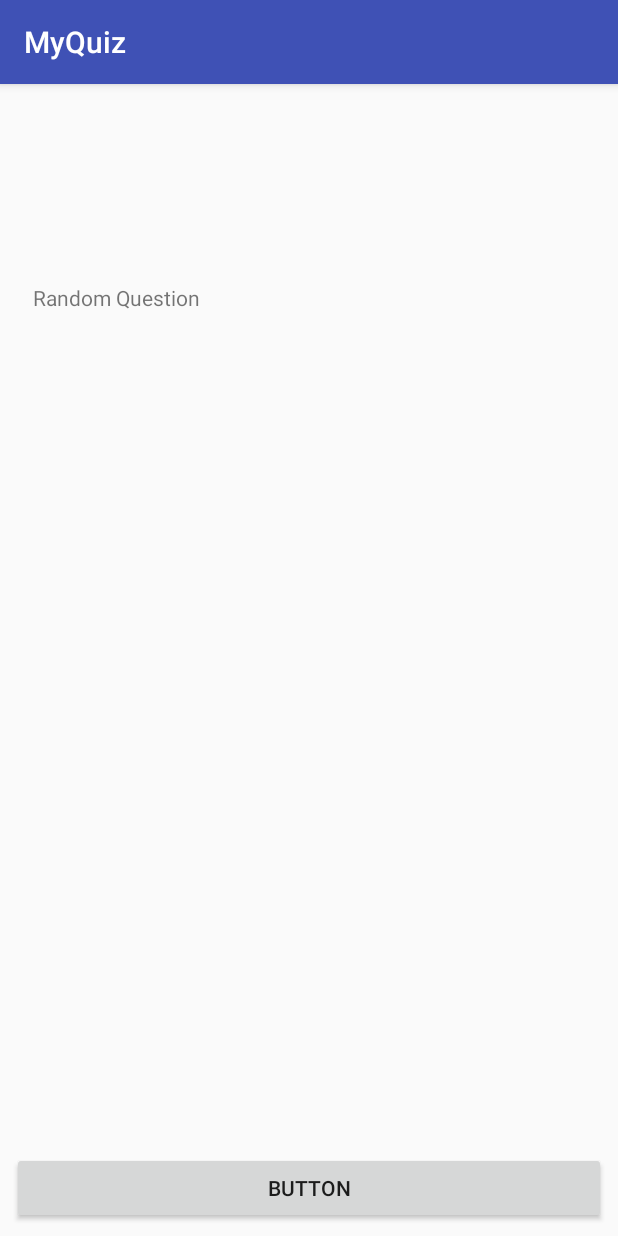
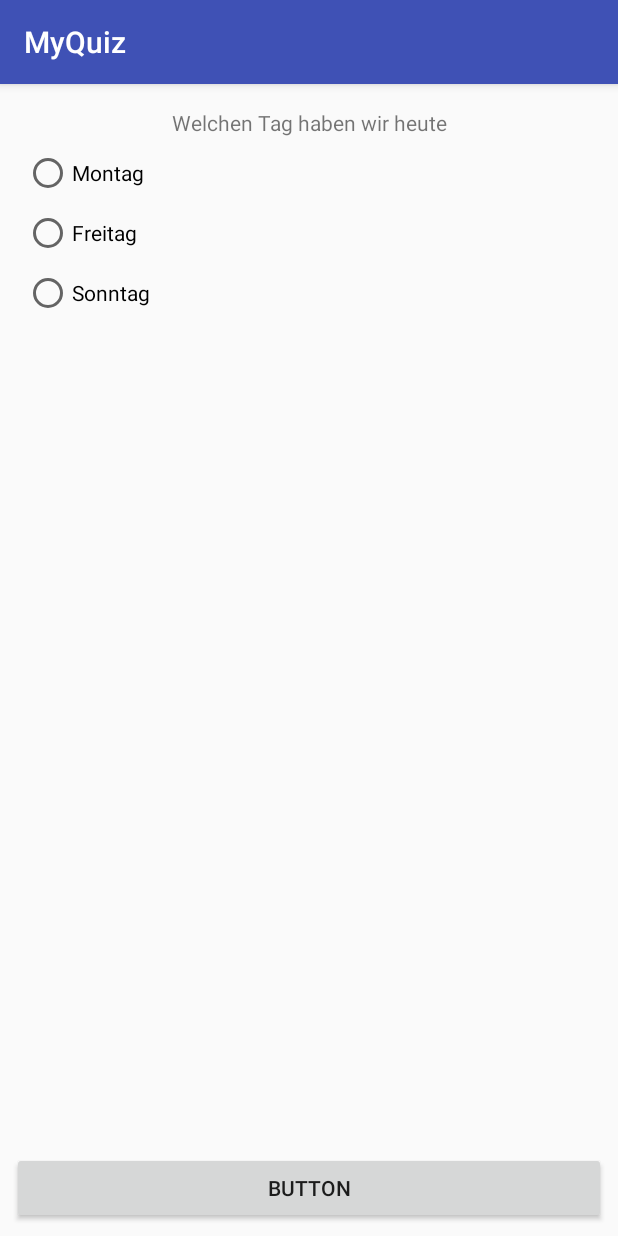
Before and after one commit to tschmidtbhv/MyQuiz, an Android app: the screen it shows after launch (PlayActivity), after a tap on "Random Question", on a phone screen of 412 x 824 dp. Run offline under Robolectric (Android 15) with nearby library versions, the phone set to English and light mode, and no system bars.

Commit message:
Added Question/Answer Class. Created example Class to create Question with one or multiple answer. Rename ExtraTags to Config

```diff
--- a/app/src/main/java/com/example/android/myquiz/MainActivity.java
+++ b/app/src/main/java/com/example/android/myquiz/MainActivity.java
@@ -5,7 +5,7 @@ import android.support.v7.app.AppCompatActivity;
 import android.os.Bundle;
 import android.view.View;
 
-import com.example.android.myquiz.helper.ExtraTags;
+import com.example.android.myquiz.helper.Config;
 import com.example.android.myquiz.helper.TransitionHelper;
 
 public class MainActivity extends AppCompatActivity {
@@ -18,7 +18,7 @@ public class MainActivity extends AppCompatActivity {
 
     public void callPlayActivity(View view){
         Intent intent = new Intent(MainActivity.this, PlayActivity.class);
-        intent.putExtra(ExtraTags.VARIANTID, view.getId());
+        intent.putExtra(Config.VARIANTID, view.getId());
 
         startActivity(intent);
         TransitionHelper.animateSlideIn(this);
--- a/app/src/main/java/com/example/android/myquiz/PlayActivity.java
+++ b/app/src/main/java/com/example/android/myquiz/PlayActivity.java
@@ -1,6 +1,7 @@
 package com.example.android.myquiz;
 
 import android.content.Intent;
+import android.support.v4.app.FragmentTransaction;
 import android.support.v7.app.AppCompatActivity;
 import android.os.Bundle;
 import android.view.View;
@@ -8,10 +9,12 @@ import android.view.View;
 import com.example.android.myquiz.fragments.MultipleChoiceFragment;
 import com.example.android.myquiz.fragments.OneAnswerFragment;
 import com.example.android.myquiz.fragments.WriteAnswerFragment;
-import com.example.android.myquiz.helper.ExtraTags;
+import com.example.android.myquiz.helper.Config;
 import com.example.android.myquiz.helper.TransitionHelper;
 
 public class PlayActivity extends AppCompatActivity {
+
+    int lastFragmentId = 0;
 
     @Override
     protected void onCreate(Bundle savedInstanceState) {
@@ -21,24 +24,32 @@ public class PlayActivity extends AppCompatActivity {
         Bundle extras = getIntent().getExtras();
         if (extras != null) {
 
-            int fragmentId = extras.getInt(ExtraTags.VARIANTID);
-            setFragment(getGameVariantFragment(fragmentId));
+            lastFragmentId = extras.getInt(Config.VARIANTID);
+            setFragment(getGameVariantFragment());
         }
 
     }
 
     /**
+     * Display the Question
+     */
+    public void displayQuestion(){
+
+        OneAnswerFragment oneAnswerFragment = (OneAnswerFragment)getSupportFragmentManager().findFragmentByTag(String.valueOf(lastFragmentId));
+        oneAnswerFragment.test();
+    }
+
+    /**
      * Get the given gamevariant Fragment
      *
-     * @param variantId
      * @return android.support.v4.app.Fragment
      */
-    private android.support.v4.app.Fragment getGameVariantFragment(int variantId) {
+    private android.support.v4.app.Fragment getGameVariantFragment() {
 
 
         android.support.v4.app.Fragment fragment = null;
 
-        switch (variantId) {
+        switch (lastFragmentId) {
 
             case R.id.random_question:
                 fragment = new OneAnswerFragment();
@@ -63,8 +74,13 @@ public class PlayActivity extends AppCompatActivity {
      */
     private void setFragment(android.support.v4.app.Fragment fragment) {
 
-        if (fragment != null)
-            getSupportFragmentManager().beginTransaction().add(R.id.fragementHolder, fragment).commit();
+        if (fragment != null) {
+
+            FragmentTransaction fragmentTransaction = getSupportFragmentManager().beginTransaction();
+            fragmentTransaction.add(R.id.fragementHolder, fragment,String.valueOf(lastFragmentId));
+            fragmentTransaction.commit();
+        }
+
     }
 
     /**
@@ -75,7 +91,7 @@ public class PlayActivity extends AppCompatActivity {
     public void checkAnswerClicked(View view) {
 
         Intent intent = new Intent(PlayActivity.this, ResultActivity.class);
-        intent.putExtra(ExtraTags.POINTS, 240);
+        intent.putExtra(Config.POINTS, 240);
         startActivity(intent);
         TransitionHelper.animateSlideIn(this);
 
--- a/app/src/main/java/com/example/android/myquiz/ResultActivity.java
+++ b/app/src/main/java/com/example/android/myquiz/ResultActivity.java
@@ -1,11 +1,10 @@
 package com.example.android.myquiz;
 
-import android.content.Intent;
 import android.support.v7.app.AppCompatActivity;
 import android.os.Bundle;
 import android.widget.TextView;
 
-import com.example.android.myquiz.helper.ExtraTags;
+import com.example.android.myquiz.helper.Config;
 import com.example.android.myquiz.helper.TransitionHelper;
 
 public class ResultActivity extends AppCompatActivity {
@@ -20,7 +19,7 @@ public class ResultActivity extends AppCompatActivity {
 
         if(extras != null) {
             TextView textView = findViewById(R.id.textView);
-            textView.setText(String.valueOf(extras.getInt(ExtraTags.POINTS)));
+            textView.setText(String.valueOf(extras.getInt(Config.POINTS)));
         }
     }
 
--- /dev/null
+++ b/app/src/main/java/com/example/android/myquiz/data/Answer.java
@@ -0,0 +1,28 @@
+package com.example.android.myquiz.data;
+
+/**
+ * Created by ithom on 02.03.2018.
+ */
+
+public class Answer {
+
+    private String mAnswer;
+    private boolean mIsRight;
+
+    public Answer(String answer, boolean isRight){
+        mAnswer = answer;
+        mIsRight = isRight;
+    }
+
+    public void setmAnswer(String mAnswer) {
+        this.mAnswer = mAnswer;
+    }
+
+    public String getAnswer() {
+        return mAnswer;
+    }
+
+    public boolean isRight() {
+        return mIsRight;
+    }
+}
--- /dev/null
+++ b/app/src/main/java/com/example/android/myquiz/data/Question.java
@@ -0,0 +1,35 @@
+package com.example.android.myquiz.data;
+
+
+import java.util.ArrayList;
+
+/**
+ * Created by ithom on 02.03.2018.
+ */
+
+public class Question {
+
+    private String mQuestion;
+    private ArrayList<Answer> mAnswers;
+    private int mQuestionType;
+
+    public Question(String question) {
+        mQuestion = question;
+    }
+
+    public String getQuestion() {
+        return mQuestion;
+    }
+
+    public void setQuestion(String mQuestion) {
+        this.mQuestion = mQuestion;
+    }
+
+    public ArrayList<Answer> getAnswers() {
+        return mAnswers;
+    }
+
+    public void setAnswers(ArrayList<Answer> mAnswers) {
+        this.mAnswers = mAnswers;
+    }
+}
--- /dev/null
+++ b/app/src/main/java/com/example/android/myquiz/data/QuestionsData.java
@@ -0,0 +1,132 @@
+package com.example.android.myquiz.data;
+
+import com.example.android.myquiz.R;
+
+import java.util.ArrayList;
+
+
+/**
+ * Created by ithom on 02.03.2018.
+ */
+
+public class QuestionsData{
+
+    private ArrayList<Question> mQuestions;
+
+    public QuestionsData(int questionType){
+        checkQuestionsForType(questionType);
+    }
+
+    /**
+     * Check the Questiontype
+     * @param questionType The Questiontype
+     */
+    private void checkQuestionsForType(int questionType) {
+
+        switch (questionType) {
+            case R.id.random_question:
+                generateQuestionWithOneAnswer();
+                break;
+
+            case R.id.multiple_choice:
+                generateQuestionsWithMultipleAnswers();
+                break;
+
+            case R.id.write_answer:
+                generateQuestionWithWriting();
+                break;
+
+        }
+    }
+
+    /**
+     * Create Questions with one possible answer
+     */
+    private void generateQuestionWithOneAnswer() {
+
+        createQuestion("Welchen Tag haben wir heute", "Montag", "Freitag","Sonntag", new int[]{2,3});
+
+    }
+
+
+    /**
+     * Create Questions with more than one possible answer
+     */
+    private void generateQuestionsWithMultipleAnswers() {
+
+    }
+
+    /**
+     * Generate Question for writing
+     */
+    private void generateQuestionWithWriting() {
+
+    }
+
+    /**
+     * Get the available Questions
+     * @return ArrayList
+     */
+    public ArrayList<Question> getQuestions() {
+
+        if(mQuestions == null)return mQuestions = new ArrayList<Question>();
+
+        return mQuestions;
+    }
+
+    /**
+     * Methode is used to create a question
+     * using ArrayList for answers.
+     * @param questionString The Question itself
+     * @param optA Option 1
+     * @param optB Option 2
+     * @param optC Option 3
+     * @param indexesOfRightAnswer The Index(s) for the right answer
+     */
+    private void createQuestion(String questionString, String optA, String optB, String optC, int[] indexesOfRightAnswer) {
+
+        Question question = new Question(questionString);
+        ArrayList<Answer> answerArrayList = new ArrayList<>();
+
+        for (int i = 1; i <= 3; i++) {
+
+            String tempOpt = "";
+            boolean isRightAnswer = false;
+
+            if (i == 1) {
+                tempOpt = optA;
+            } else if (i == 2) {
+                tempOpt = optB;
+            } else {
+                tempOpt = optC;
+            }
+
+            isRightAnswer = checkForRightAnswer(i, indexesOfRightAnswer);
+
+            Answer answer = new Answer(tempOpt, isRightAnswer);
+            answerArrayList.add(answer);
+        }
+
+        question.setAnswers(answerArrayList);
+        mQuestions = new ArrayList<Question>();
+        mQuestions.add(question);
+
+    }
+
+    /**
+     * Check the currentIndex with given indexes of right answers
+     * @param currentIndex the current index
+     * @param indexesOfRightAnswer int array of right indexes
+     * @return boolean
+     */
+
+    private boolean checkForRightAnswer(int currentIndex, int[] indexesOfRightAnswer) {
+
+        for(int index : indexesOfRightAnswer) {
+            if(index == currentIndex) {
+                return true;
+            }
+        }
+        return false;
+    }
+}
--- a/app/src/main/java/com/example/android/myquiz/fragments/OneAnswerFragment.java
+++ b/app/src/main/java/com/example/android/myquiz/fragments/OneAnswerFragment.java
@@ -2,29 +2,68 @@ package com.example.android.myquiz.fragments;
 
 
 import android.os.Bundle;
+import android.support.annotation.Nullable;
 import android.support.v4.app.Fragment;
+import android.util.Log;
 import android.view.LayoutInflater;
 import android.view.View;
 import android.view.ViewGroup;
+import android.widget.RadioButton;
+import android.widget.TextView;
 
 import com.example.android.myquiz.R;
+import com.example.android.myquiz.data.Answer;
+import com.example.android.myquiz.data.Question;
+import com.example.android.myquiz.data.QuestionsData;
 
 /**
  * A simple {@link Fragment} subclass.
  */
 public class OneAnswerFragment extends Fragment {
 
-
     public OneAnswerFragment() {
-        // Required empty public constructor
+        setRetainInstance(true);
     }
-
 
     @Override
     public View onCreateView(LayoutInflater inflater, ViewGroup container,
                              Bundle savedInstanceState) {
+
         // Inflate the layout for this fragment
         return inflater.inflate(R.layout.fragment_one_answer, container, false);
     }
 
+    @Override
+    public void onActivityCreated(@Nullable Bundle savedInstanceState) {
+        super.onActivityCreated(savedInstanceState);
+
+        QuestionsData questionsData = new QuestionsData(R.id.random_question);
+        Question question = questionsData.getQuestions().get(0);
+
+        TextView questionTextView = (TextView)getView().findViewById(R.id.question);
+        questionTextView.setText(question.getQuestion());
+
+        RadioButton answerOne = getView().findViewById(R.id.answerone);
+        RadioButton answerTwo = getView().findViewById(R.id.answertwo);
+        RadioButton answerThree = getView().findViewById(R.id.answerthree);
+
+
+        answerOne.setText(question.getAnswers().get(0).getAnswer());
+        answerTwo.setText(question.getAnswers().get(1).getAnswer());
+        answerThree.setText(question.getAnswers().get(2).getAnswer());
+
+        for(Answer answer : question.getAnswers()){
+            Log.v("Question","Question " + answer.getAnswer() + " isRight: " +answer.isRight());
+        }
+
+    }
+
+    public boolean questionAvailable(){
+
+        return true;
+    }
+
+    public void test(){
+        Log.v("OneAnswerFragment", "OneAnswerFragment test()");
+    }
 }
--- a/app/src/main/java/com/example/android/myquiz/helper/ExtraTags.java
+++ b/app/src/main/java/com/example/android/myquiz/helper/Config.java
@@ -4,7 +4,7 @@ package com.example.android.myquiz.helper;
  * Created by ithom on 28.02.2018.
  */
 
-public class ExtraTags {
+public class Config {
 
     public final static String POINTS = "POINTS";
     public final static String VARIANTID = "VARIANTID";
--- a/app/src/main/res/layout/activity_play.xml
+++ b/app/src/main/res/layout/activity_play.xml
@@ -21,12 +21,17 @@
 
     <FrameLayout
         android:id="@+id/fragementHolder"
-        android:layout_width="368dp"
-        android:layout_height="439dp"
+        android:layout_width="0dp"
+        android:layout_height="0dp"
         android:layout_marginBottom="8dp"
+        android:layout_marginEnd="8dp"
+        android:layout_marginStart="8dp"
+        android:layout_marginTop="8dp"
         app:layout_constraintBottom_toTopOf="@+id/button"
+        app:layout_constraintEnd_toEndOf="parent"
         app:layout_constraintLeft_toLeftOf="parent"
         app:layout_constraintRight_toRightOf="parent"
+        app:layout_constraintStart_toStartOf="parent"
         app:layout_constraintTop_toTopOf="parent">
 
     </FrameLayout>
--- a/app/src/main/res/layout/fragment_one_answer.xml
+++ b/app/src/main/res/layout/fragment_one_answer.xml
@@ -1,13 +1,67 @@
 <FrameLayout xmlns:android="http://schemas.android.com/apk/res/android"
+    xmlns:app="http://schemas.android.com/apk/res-auto"
     xmlns:tools="http://schemas.android.com/tools"
     android:layout_width="match_parent"
     android:layout_height="match_parent"
+    app:layout_constraintBottom_toBottomOf="parent"
+    app:layout_constraintRight_toRightOf="parent"
+    app:layout_constraintLeft_toLeftOf="parent"
     tools:context="com.example.android.myquiz.fragments.OneAnswerFragment">
 
-    <!-- TODO: Update blank fragment layout -->
-    <TextView
+
+    <android.support.constraint.ConstraintLayout
         android:layout_width="match_parent"
-        android:layout_height="match_parent"
-        android:text="@string/randomquestion" />
+        android:layout_height="match_parent">
 
+
+        <TextView
+            android:id="@+id/question"
+            android:layout_width="0dp"
+            android:layout_height="wrap_content"
+            android:layout_marginEnd="8dp"
+            android:layout_marginStart="8dp"
+            android:layout_marginTop="8dp"
+            android:text="TextView"
+            android:textAlignment="center"
+            app:layout_constraintEnd_toEndOf="parent"
+            app:layout_constraintStart_toStartOf="parent"
+            app:layout_constraintTop_toTopOf="parent" />
+
+        <RadioGroup
+            android:layout_width="wrap_content"
+            android:layout_height="wrap_content"
+            app:layout_constraintTop_toBottomOf="@+id/question">
+
+        <RadioButton
+            android:id="@+id/answerone"
+            android:layout_width="wrap_content"
+            android:layout_height="wrap_content"
+            android:layout_marginStart="8dp"
+            android:layout_marginTop="8dp"
+            android:text="RadioButton"
+            app:layout_constraintStart_toStartOf="parent" />
+
+        <RadioButton
+            android:id="@+id/answertwo"
+            android:layout_width="wrap_content"
+            android:layout_height="wrap_content"
+            android:layout_marginStart="8dp"
+            android:layout_marginTop="8dp"
+            android:text="RadioButton"
+            app:layout_constraintStart_toStartOf="parent"
+            app:layout_constraintTop_toBottomOf="@+id/answerone" />
+
+        <RadioButton
+            android:id="@+id/answerthree"
+            android:layout_width="wrap_content"
+            android:layout_height="wrap_content"
+            android:layout_marginStart="8dp"
+            android:layout_marginTop="8dp"
+            android:text="RadioButton"
+            app:layout_constraintStart_toStartOf="parent"
+            app:layout_constraintTop_toBottomOf="@+id/answertwo" />
+
+        </RadioGroup>
+
+    </android.support.constraint.ConstraintLayout>
 </FrameLayout>
```
Also changed, not shown: build.gradle (line endings or trailing spaces).
